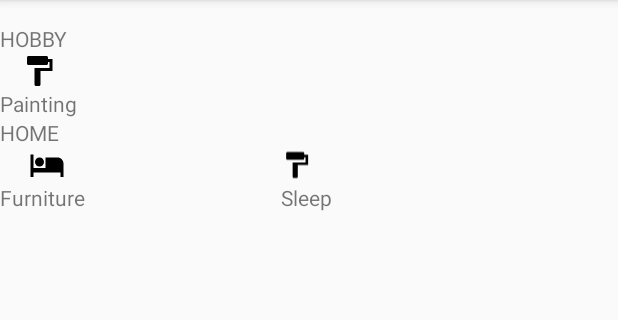
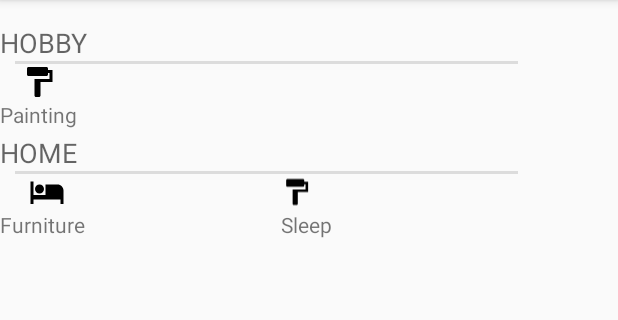
Before and after one commit to samuelekman/Tegdub, an Android app: the SelectCategory screen opened directly, with no data from a screen before it, on a phone screen of 412 x 824 dp, the part 84-404 px from its top. Run offline under Robolectric (Android 15) with nearby library versions, the phone set to English and light mode, and no system bars.

Commit message:
Small fixes with the layout in selectCategory.

```diff
--- a/app/src/main/res/layout/list_header.xml
+++ b/app/src/main/res/layout/list_header.xml
@@ -2,7 +2,8 @@
 <RelativeLayout xmlns:android="http://schemas.android.com/apk/res/android"
     xmlns:tools="http://schemas.android.com/tools"
     android:layout_width="match_parent"
-    android:layout_height="wrap_content">
+    android:layout_height="wrap_content"
+    >
 
     <TextView
         android:id="@+id/headerTxtView"
@@ -11,5 +12,17 @@
         android:layout_alignParentLeft="true"
         android:layout_alignParentStart="true"
         android:layout_alignParentTop="true"
+        android:textAppearance="@android:style/TextAppearance.Material.Medium"
         tools:text="Header" />
+
+    <View
+        android:layout_width="match_parent"
+        android:layout_height="2dp"
+        android:layout_alignParentLeft="true"
+        android:layout_alignParentStart="true"
+        android:layout_below="@+id/headerTxtView"
+        android:background="?android:attr/listDivider"
+        android:layout_marginLeft="10dp"
+        android:layout_marginRight="30dp"
+    />
 </RelativeLayout>
--- a/app/src/main/res/layout/list_item.xml
+++ b/app/src/main/res/layout/list_item.xml
@@ -3,7 +3,8 @@
     xmlns:app="http://schemas.android.com/apk/res-auto"
     xmlns:tools="http://schemas.android.com/tools"
     android:layout_width="match_parent"
-    android:layout_height="wrap_content">
+    android:layout_height="wrap_content"
+    >
 
     <TextView
         android:id="@+id/listItemTxtView"
@@ -12,7 +13,8 @@
         android:layout_alignParentLeft="true"
         android:layout_alignParentStart="true"
         android:layout_below="@+id/listItemImgView"
-        tools:text="ListItem" />
+        tools:text="ListItem"
+        android:paddingBottom="3dp"/>
 
     <ImageView
         android:id="@+id/listItemImgView"
```
